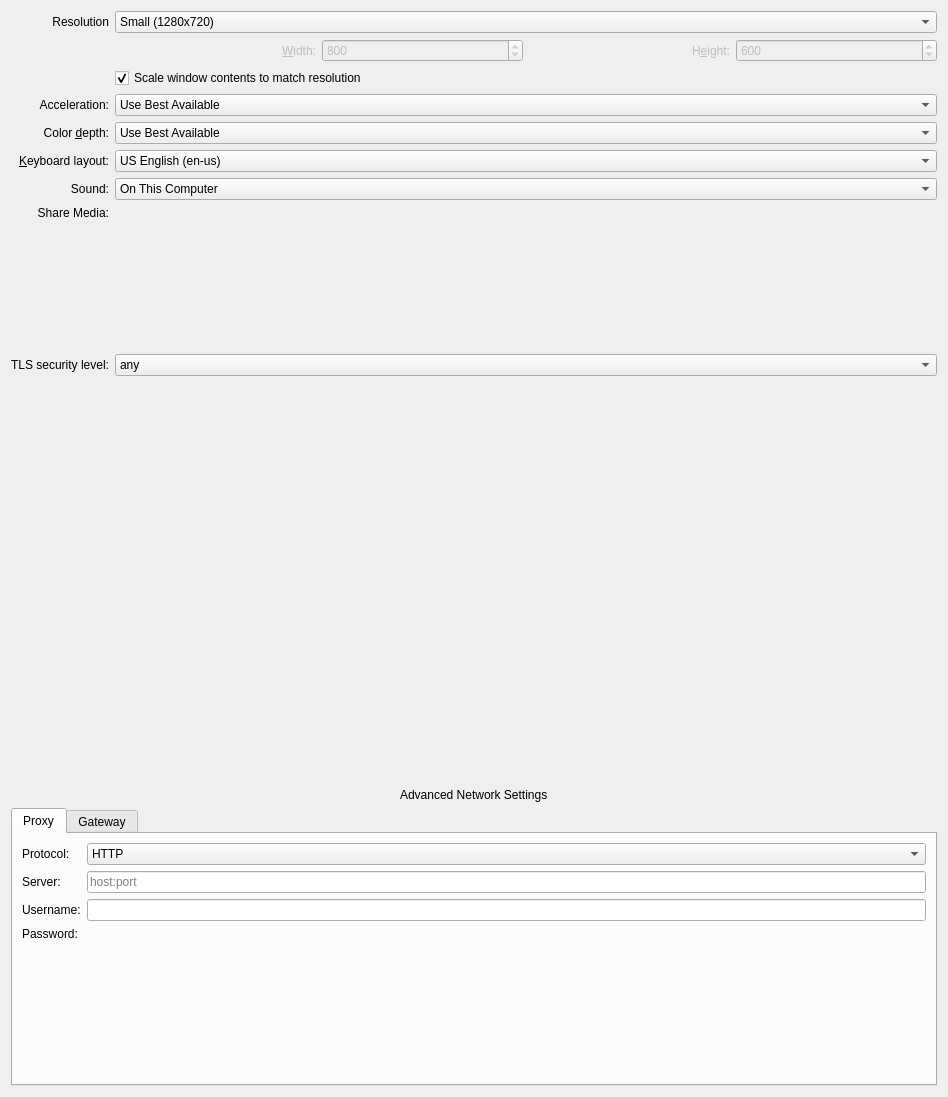
First picture: the form in rdp/rdppreferences.ui, repository KDE/krdc, before the edit.
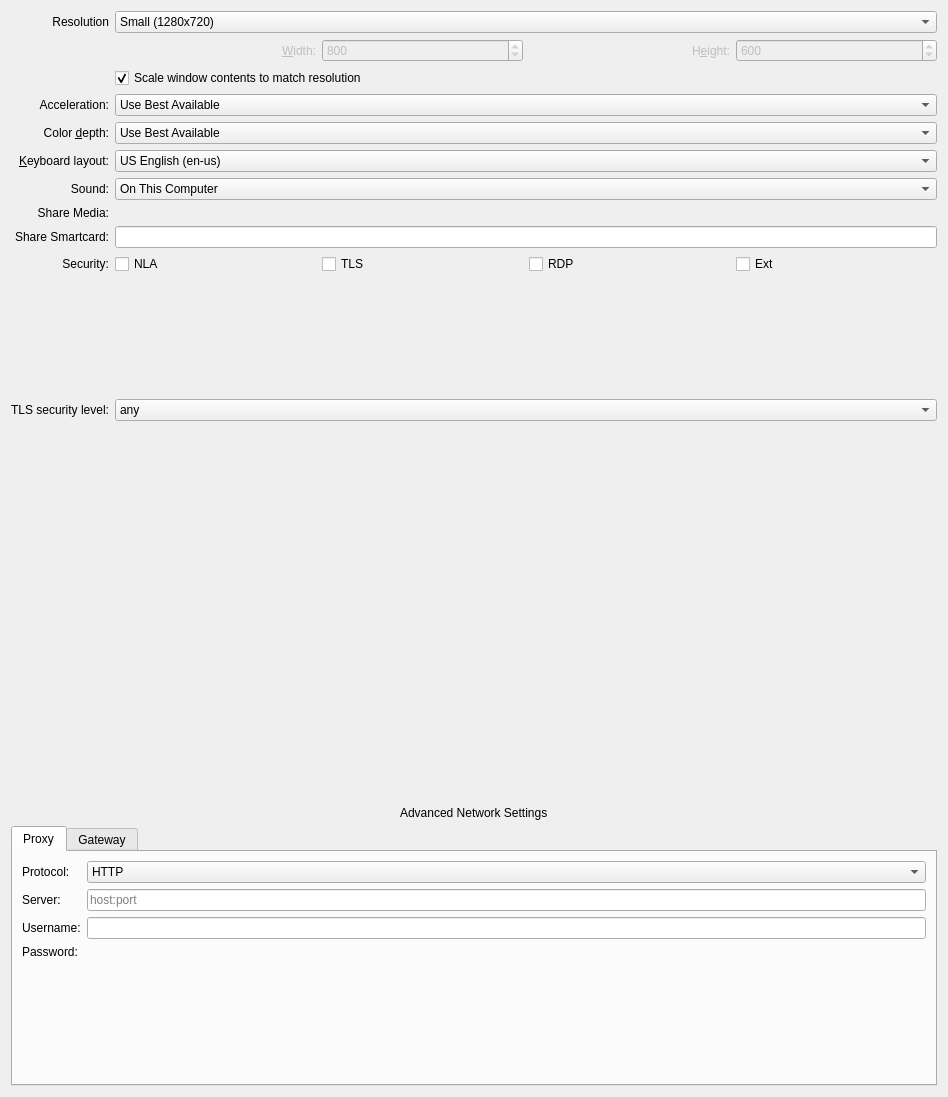
Second picture: the form after the edit. Custom widgets are drawn as their Qt base class.

Commit message:
Add RDP security options and smartcard redirect
1. Some RDP servers might require different combination of client security features enabled, default settings might not always work.
2. Optional smartcard forwarding by reader/card name

New:

![image](/uploads/249470c12dbef99b9eaa90bc04843f37/image.png){width=512 height=720}

Old:

![image](/uploads/2919ae0d59a4c6ae7be7af4cf7861ffe/image.png){width=512 height=670}

```diff
--- a/rdp/rdppreferences.ui
+++ b/rdp/rdppreferences.ui
@@ -11,7 +11,7 @@
    </rect>
   </property>
   <layout class="QGridLayout" name="gridLayout">
-   <item row="9" column="1">
+   <item row="11" column="1">
     <spacer>
      <property name="orientation">
       <enum>Qt::Vertical</enum>
@@ -93,7 +93,7 @@
      </property>
     </widget>
    </item>
-   <item row="9" column="0">
+   <item row="11" column="0">
     <widget class="QLabel" name="TlsSecLevelLabel">
      <property name="text">
       <string>TLS security level:</string>
@@ -417,7 +417,7 @@
      </property>
     </widget>
    </item>
-   <item row="9" column="1">
+   <item row="11" column="1">
     <widget class="KComboBox" name="kcfg_TlsSecLevel">
      <property name="sizePolicy">
       <sizepolicy hsizetype="MinimumExpanding" vsizetype="Fixed">
@@ -606,7 +606,7 @@
      </item>
     </widget>
    </item>
-   <item row="12" column="0" colspan="2">
+   <item row="14" column="0" colspan="2">
     <widget class="QTabWidget" name="advancedNetworkSettingsTabs">
      <property name="currentIndex">
       <number>0</number>
@@ -785,7 +785,7 @@
      </property>
     </widget>
    </item>
-   <item row="11" column="0" colspan="2" alignment="Qt::AlignHCenter|Qt::AlignVCenter">
+   <item row="13" column="0" colspan="2" alignment="Qt::AlignHCenter|Qt::AlignVCenter">
     <widget class="QLabel" name="advancedNetworkSettingsLabel">
      <property name="text">
       <string>Advanced Network Settings</string>
@@ -795,7 +795,7 @@
      </property>
     </widget>
    </item>
-   <item row="10" column="0">
+   <item row="12" column="0">
     <spacer name="verticalSpacer">
      <property name="orientation">
       <enum>Qt::Vertical</enum>
@@ -808,6 +808,61 @@
      </property>
     </spacer>
    </item>
+   <item row="9" column="0">
+    <widget class="QLabel" name="shareSmartcardLabel">
+     <property name="text">
+      <string>Share Smartcard:</string>
+     </property>
+     <property name="alignment">
+      <set>Qt::AlignRight|Qt::AlignTrailing|Qt::AlignVCenter</set>
+     </property>
+    </widget>
+   </item>
+   <item row="9" column="1">
+    <widget class="KLineEdit" name="kcfg_SmartcardName"/>
+   </item>
+   <item row="10" column="0">
+    <widget class="QLabel" name="gSecurityLabel">
+     <property name="text">
+      <string>Security:</string>
+     </property>
+     <property name="alignment">
+      <set>Qt::AlignRight|Qt::AlignTrailing|Qt::AlignVCenter</set>
+     </property>
+    </widget>
+   </item>
+   <item row="10" column="1">
+    <layout class="QHBoxLayout" name="securityLayout">
+     <item>
+      <widget class="QCheckBox" name="kcfg_NLASecurity">
+       <property name="text">
+        <string>NLA</string>
+       </property>
+      </widget>
+     </item>
+     <item>
+      <widget class="QCheckBox" name="kcfg_TLSSecurity">
+       <property name="text">
+        <string>TLS</string>
+       </property>
+      </widget>
+     </item>
+     <item>
+      <widget class="QCheckBox" name="kcfg_RDPSecurity">
+       <property name="text">
+        <string>RDP</string>
+       </property>
+      </widget>
+     </item>
+     <item>
+      <widget class="QCheckBox" name="kcfg_EXTSecurity">
+       <property name="text">
+        <string>Ext</string>
+       </property>
+      </widget>
+     </item>
+    </layout>
+   </item>
   </layout>
  </widget>
  <customwidgets>
```
The commit also changes 4 other files.
